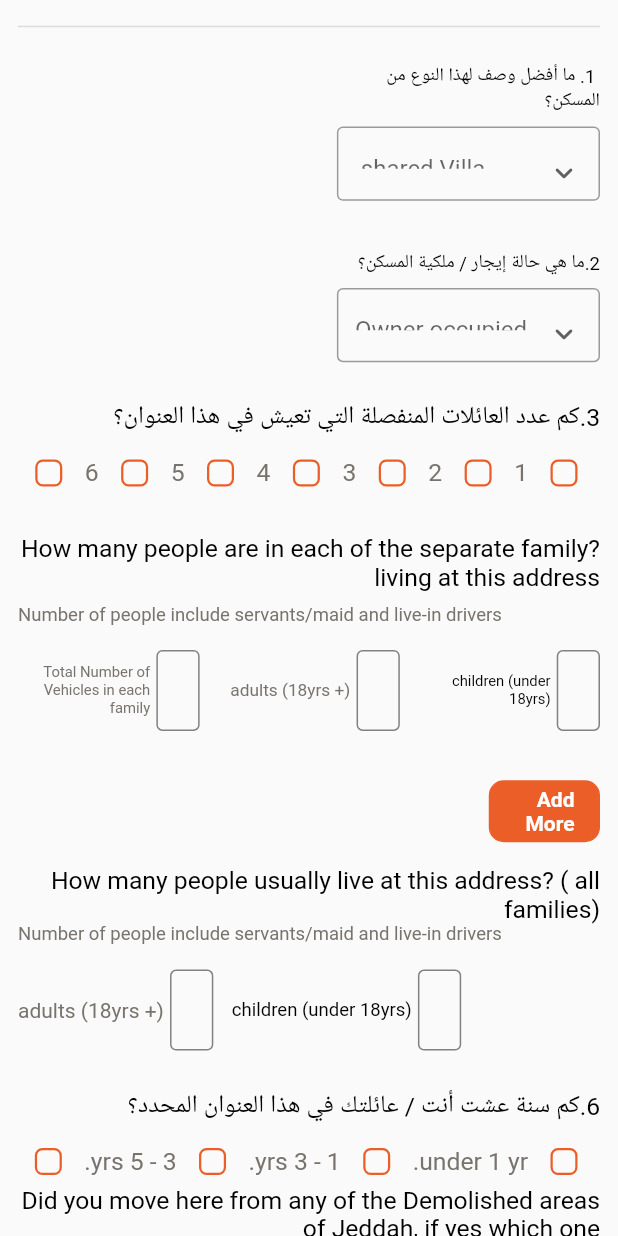
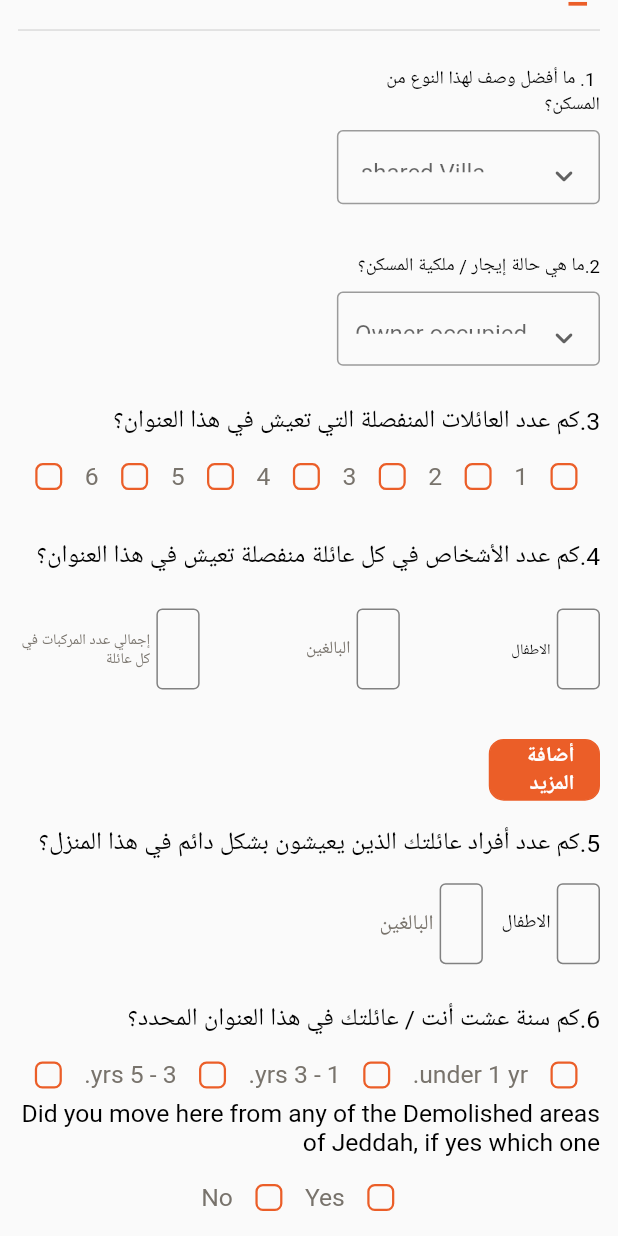
Before and after one commit to atefelsaeed/Jaddah-Household-Survey, a Flutter app: the SurveyScreen screen opened directly, scrolled down 576 dp, on a phone screen of 412 x 824 dp. Run offline on Flutter 3.47's test engine with Material 2 defaults, Android fonts, the phone set to English and light mode, and no system bars; our stand-ins replace connectivity_plus, firebase_core, firebase_messaging, fluttertoast, location, shared_preferences; missing offline and left inert: enum_to_string; accounts and stored records are empty; network calls fail.

Commit message:
Vehicles

```diff
--- a/lib/UI/Screens/Survey/Components/house_hold_member.dart
+++ b/lib/UI/Screens/Survey/Components/house_hold_member.dart
@@ -13,20 +13,21 @@ class HouseHoldMember extends StatelessWidget {
 return       Column(children: [
   Row(mainAxisAlignment: MainAxisAlignment.spaceBetween,children: [
 
-    SizedBox(width: width(context)*.4,child: TextGlobal(color: ColorManager.grayColor,
+   /* SizedBox(width: width(context)*.4,child: TextGlobal(color: ColorManager.grayColor,
       text: "This Section Could be completed with any responsible adult member of the household", fontSize:
-      height(context)*.013,),),
+      height(context)*.013,),),*/
 
     Row(mainAxisAlignment: MainAxisAlignment.end,children: [
       AppSize.spaceWidth1(context),
-
-      TextGlobal(text:"Household", fontSize: height(context)*.023 ,color: ColorManager.black,),
-      AppSize.spaceWidth2(context),
       Column(children: [
         CircleAvatar(backgroundColor: ColorManager.orangeTxtColor, radius: height(context)*.013),
         AppSize.spaceHeight05(context),
         Container(color: ColorManager.orangeTxtColor,width: width(context)*.03,height: height(context)*.003,)
-      ],)
+      ],),
+      AppSize.spaceWidth2(context),
+      TextGlobal(text:"الجزء الأول أُسرَة", fontSize: height(context)*.023 ,color: ColorManager.black,),
+
+
 
     ])]),
   AppSize.spaceHeight1(context),
--- a/lib/UI/Screens/Survey/Components/q5.dart
+++ b/lib/UI/Screens/Survey/Components/q5.dart
@@ -25,13 +25,13 @@ class Q5 extends StatelessWidget {
           mainAxisAlignment: MainAxisAlignment.end,
           children: [
         Expanded(child:     TextGlobal(
-              text: QuestionsData.qh5["Qh5"],
+              text: "5.كم عدد أفراد عائلتك الذين يعيشون بشكل دائم في هذا المنزل؟",
               fontSize: height(context) * .02,
               color: ColorManager.black,
             )),
           ],
         ),
-        Row(
+       /* Row(
           mainAxisAlignment: MainAxisAlignment.end,
           children: [
             TextGlobal(
@@ -40,10 +40,10 @@ class Q5 extends StatelessWidget {
               color: ColorManager.grayColor,
             ),
           ],
-        ),
+        ),*/
         AppSize.spaceHeight2(context),
         Row(
-          mainAxisAlignment: MainAxisAlignment.end,
+          mainAxisAlignment: MainAxisAlignment.start,
           children: [
             Row(
               children: [
@@ -54,7 +54,7 @@ class Q5 extends StatelessWidget {
                 ),
                 AppSize.spaceWidth1(context),
                 TextGlobal(
-                  text: "children (under 18yrs)",
+                  text: "الاطفال",
                   fontSize: height(context) * .015,
                   color: ColorManager.black,
                 ),
@@ -70,7 +70,7 @@ class Q5 extends StatelessWidget {
                 ),
                 AppSize.spaceWidth1(context),
                 TextGlobal(
-                  text: "adults (18yrs +)",
+                  text: "البالغين",
                   fontSize: height(context) * .017,
                   color: ColorManager.grayColor,
                 ),
@@ -115,14 +115,14 @@ class _Q6State extends State<Q6> {
           mainAxisAlignment: MainAxisAlignment.end,
           children: [
     Expanded(child:         TextGlobal(
-              text: QuestionsData.qh6.keys.first.toString(),
+              text:"4.كم عدد الأشخاص في كل عائلة منفصلة تعيش في هذا العنوان؟",
               fontSize: height(context) * .02,
               color: ColorManager.black,
             )),
           ],
         ),
         AppSize.spaceHeight1(context),
-        Row(
+      /*  Row(
           mainAxisAlignment: MainAxisAlignment.end,
           children: [
             TextGlobal(
@@ -131,17 +131,17 @@ class _Q6State extends State<Q6> {
               color: ColorManager.grayColor,
             ),
           ],
-        ),
+        ),*/
         AppSize.spaceHeight2(context),
         for (int i = 0; i < widget.q6peopleAdults18.length; i++)
           Column(
             children: [
               Field(
                   peopleAdults18: widget.q6peopleAdults18[i],
-                  peopleUnder18Text: "children (under 18yrs)",
-                  peopleAdults18Text: "adults (18yrs +)",
+                  peopleUnder18Text: "الاطفال",
+                  peopleAdults18Text: "البالغين",
                   totalNumberOfVecText:
-                      "Total Number of Vehicles in each family",
+                      "إجمالي عدد المركبات في كل عائلة",
                   peopleUnder18: widget.q6peopleUnder18[i],
                   totalNumberOfVec: widget.q6totalNumberOfVec[i]),
               AppSize.spaceHeight2(context),
@@ -160,7 +160,7 @@ class _Q6State extends State<Q6> {
                 });
               },
               isWidget: true,
-              text: "Add More",
+              text: "أضافة المزيد",
             ),
           ],
         )
@@ -184,7 +184,7 @@ class Q81 extends StatelessWidget {
           children: [
             Expanded(
               child: TextGlobal(
-                text: QuestionsData.qh8_1.keys.first,
+                text: "7. كم عدد الدراجات الهوائية التي تمتلكها أو تستخدمها هذه الأسرة؟",
                 fontSize: height(context) * .017,
                 color: ColorManager.black,
               ),
@@ -195,10 +195,10 @@ class Q81 extends StatelessWidget {
         Field(
             peopleAdults18: editingController3.peopleAdults18,
             peopleUnder18: editingController3.peopleUnder18,
-            totalNumberOfVecText: "Total number of bikes",
+            totalNumberOfVecText: "إجمالي عدد المركبات في كل عائلة",
             totalNumberOfVec: editingController3.totalNumber,
-            peopleAdults18Text: "adults (18yrs +)",
-            peopleUnder18Text: "children (under 18yrs)")
+            peopleAdults18Text: "البالغين",
+            peopleUnder18Text: "الاطفال")
       ],
     );
   }
@@ -219,7 +219,7 @@ class Q82 extends StatelessWidget {
           children: [
             Expanded(
               child: TextGlobal(
-                text: QuestionsData.qh8_2.keys.first,
+                text:"كم عدد الدراجات الكهربائية التي تمتلكها أو تستخدمها هذه الأسرة؟",
                 fontSize: height(context) * .017,
                 color: ColorManager.black,
               ),
@@ -230,10 +230,10 @@ class Q82 extends StatelessWidget {
         Field(
             peopleAdults18: editingController3.peopleAdults18,
             peopleUnder18: editingController3.peopleUnder18,
-            totalNumberOfVecText: "Total number of bikes",
+            totalNumberOfVecText: "إجمالي عدد الدرجات",
             totalNumberOfVec: editingController3.totalNumber,
-            peopleAdults18Text: "adults (18yrs +)",
-            peopleUnder18Text: "children (under 18yrs)")
+            peopleAdults18Text: "البالغين",
+            peopleUnder18Text: "الاطفال")
       ],
     );
   }
@@ -254,7 +254,7 @@ class Q83 extends StatelessWidget {
           children: [
             Expanded(
               child: TextGlobal(
-                text: QuestionsData.qh8_3.keys.first,
+                text: "كم عدد الدراجات الإلكترونية (e-scooters) التي تمتلكها أو تستخدمها هذه الأسرة؟",
                 fontSize: height(context) * .017,
                 color: ColorManager.black,
               ),
@@ -265,10 +265,10 @@ class Q83 extends StatelessWidget {
         Field(
             peopleAdults18: editingController3.peopleAdults18,
             peopleUnder18: editingController3.peopleUnder18,
-            totalNumberOfVecText: "Total number of bikes",
+            totalNumberOfVecText: "إجمالي عدد الدرجات",
             totalNumberOfVec: editingController3.totalNumber,
-            peopleAdults18Text: "adults (18yrs +)",
-            peopleUnder18Text: "children (under 18yrs)")
+            peopleAdults18Text: "البالغين",
+            peopleUnder18Text: "الاطفال")
       ],
     );
   }
```
Also changed, not shown: lib/UI/Screens/Survey/Components/house_hold_address.dart (+29 -27 lines).
